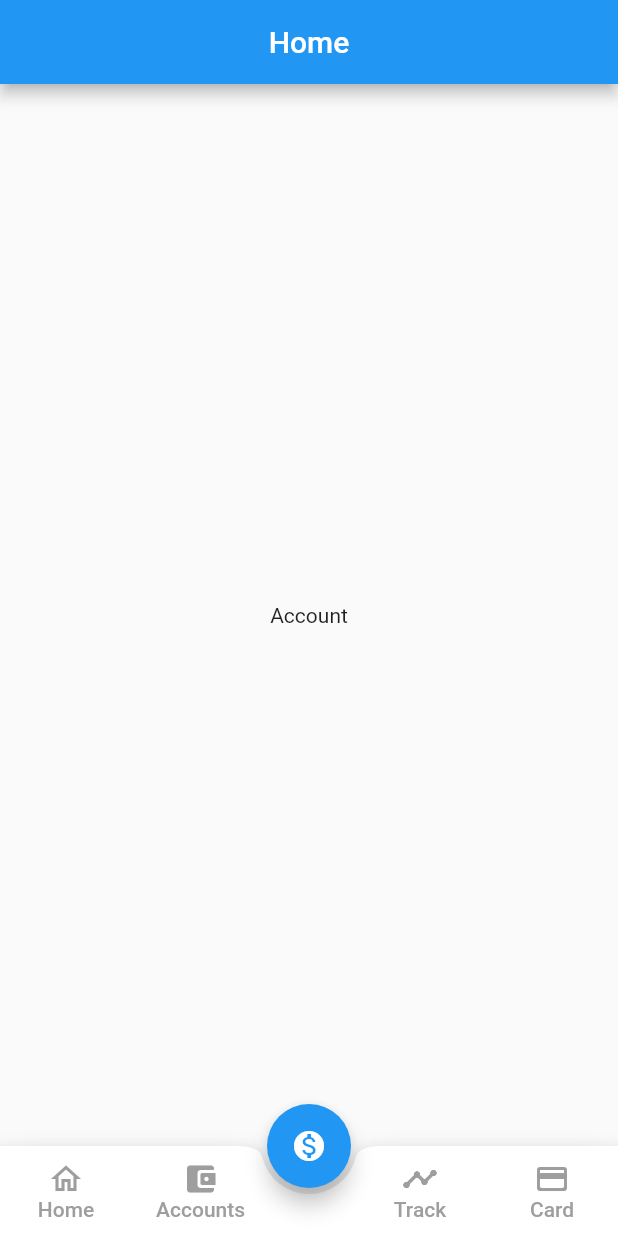
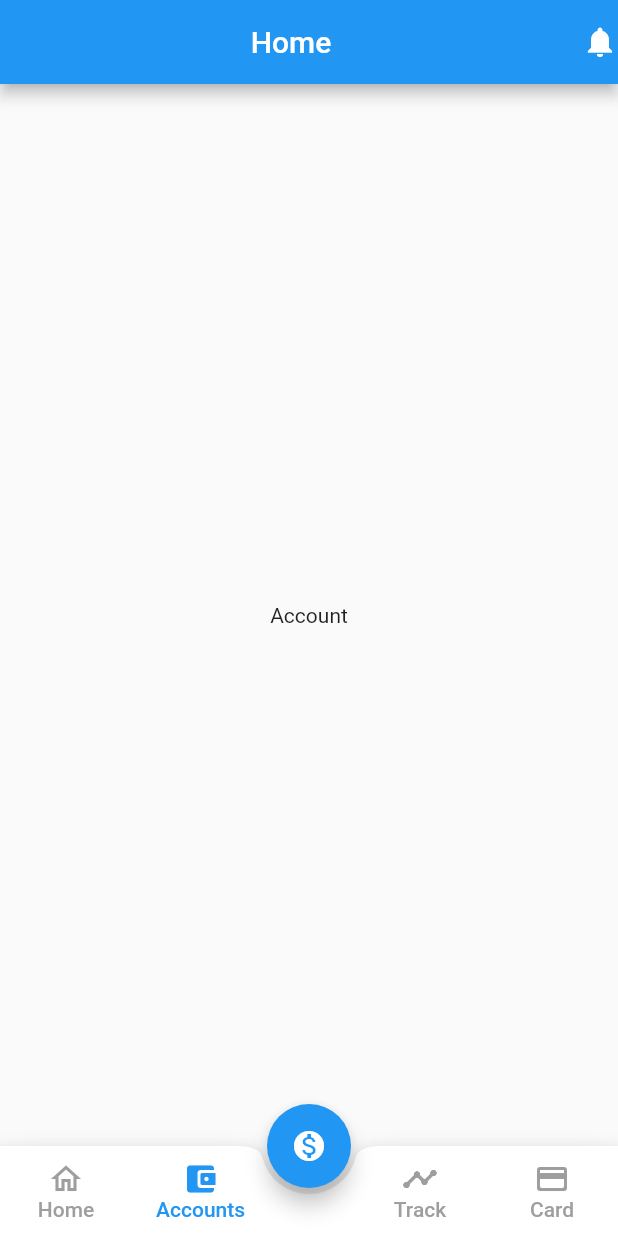
Before and after one commit to undisputedcoder/eMoney, a Flutter app: the screen it shows after launch, item 2 of the bottom bar chosen, on a phone screen of 412 x 824 dp. Run offline on Flutter 3.47's test engine with Material 2 defaults, Android fonts, the phone set to English and light mode, and no system bars.

```diff
--- a/lib/screens/base.dart
+++ b/lib/screens/base.dart
@@ -27,7 +27,11 @@ class _BaseState extends State<Base> {
   Widget build(BuildContext context) {
     return Scaffold(
       appBar: AppBar(
-        title: Center(child: Text("Home")),
+        actions: [
+          Icon(Icons.notifications)
+        ],
+        title: Center(child: Text("Home"),
+        ),
       ),
       body: PageStorage(
         bucket: _bucket,
@@ -58,10 +62,10 @@ class _BaseState extends State<Base> {
                     child: Column(
                       mainAxisAlignment: MainAxisAlignment.center,
                       children: <Widget>[
-                        Icon(Icons.home_outlined, color: Colors.grey),
+                        Icon(Icons.home_outlined, color:  _selectedIndex == 0 ? Colors.blue : Colors.grey),
                         Text(
                             "Home",
-                            style: TextStyle(color: Colors.grey)
+                            style: TextStyle(color:  _selectedIndex == 0 ? Colors.blue : Colors.grey)
                         )
                       ],
                     ),
@@ -78,11 +82,11 @@ class _BaseState extends State<Base> {
                       children: <Widget>[
                         Icon(
                           Icons.account_balance_wallet_rounded,
-                          color: Colors.grey,
+                          color:  _selectedIndex == 1 ? Colors.blue : Colors.grey,
                         ),
                         Text(
                           "Accounts",
-                            style: TextStyle(color: Colors.grey)
+                            style: TextStyle(color:  _selectedIndex == 1 ? Colors.blue : Colors.grey)
                         )
                       ],
                     ),
@@ -102,10 +106,10 @@ class _BaseState extends State<Base> {
                     child: Column(
                       mainAxisAlignment: MainAxisAlignment.center,
                       children: <Widget>[
-                        Icon(Icons.timeline_rounded, color: Colors.grey,),
+                        Icon(Icons.timeline_rounded, color:  _selectedIndex == 2 ? Colors.blue : Colors.grey),
                         Text(
                             "Track",
-                            style: TextStyle(color: Colors.grey)
+                            style: TextStyle(color:  _selectedIndex == 2 ? Colors.blue : Colors.grey)
                         )
                       ],
                     ),
@@ -120,10 +124,10 @@ class _BaseState extends State<Base> {
                     child: Column(
                       mainAxisAlignment: MainAxisAlignment.center,
                       children: <Widget>[
-                        Icon(Icons.credit_card_rounded, color: Colors.grey,),
+                        Icon(Icons.credit_card_rounded, color: _selectedIndex == 3 ? Colors.blue : Colors.grey),
                         Text(
                             "Card",
-                            style: TextStyle(color: Colors.grey)
+                            style: TextStyle(color:  _selectedIndex == 3 ? Colors.blue : Colors.grey)
                         )
                       ],
                     ),
```
Also changed, not shown: lib/screens/track.dart (+101 -2 lines), lib/widgets/search.dart (added, +26 -0 lines).
